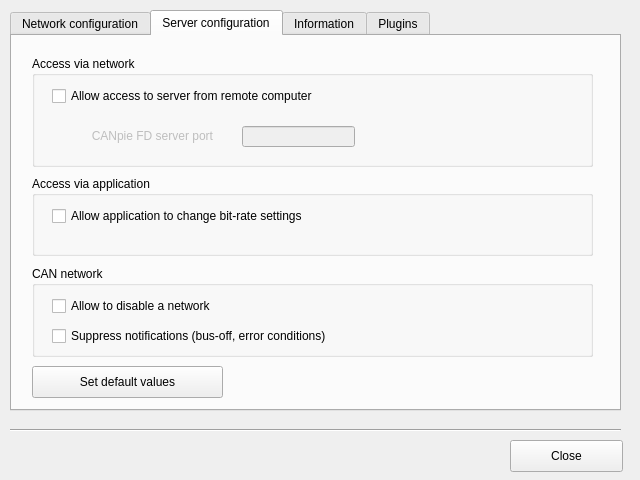
First picture: the form in source/applications/server/forms/ServerConfig.ui, repository canpie/CANpie, before the edit.
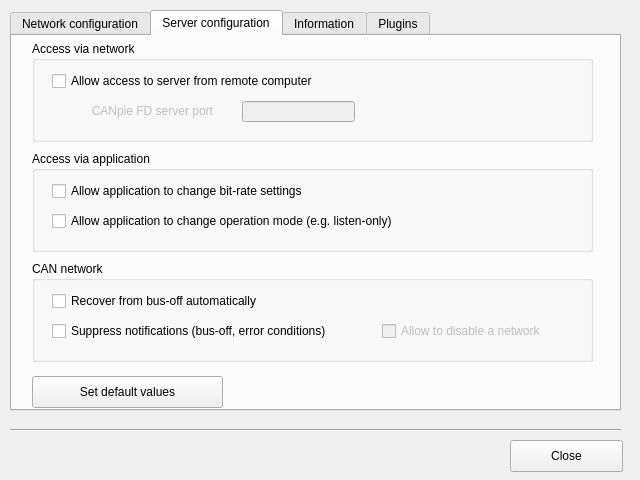
Second picture: the form after the edit. The open tabs and pages were chosen to show the change. Icons and pictures are not drawn.

What changed in the file:
```diff
--- a/source/applications/server/forms/ServerConfig.ui
+++ b/source/applications/server/forms/ServerConfig.ui
@@ -431,7 +431,7 @@
      <property name="geometry">
       <rect>
        <x>20</x>
-       <y>330</y>
+       <y>340</y>
        <width>191</width>
        <height>32</height>
       </rect>
@@ -450,9 +450,9 @@
      <property name="geometry">
       <rect>
        <x>20</x>
-       <y>20</y>
+       <y>5</y>
        <width>561</width>
-       <height>111</height>
+       <height>101</height>
       </rect>
      </property>
      <property name="title">
@@ -478,7 +478,7 @@
       <property name="geometry">
        <rect>
         <x>20</x>
-        <y>70</y>
+        <y>60</y>
         <width>161</width>
         <height>20</height>
        </rect>
@@ -497,7 +497,7 @@
       <property name="geometry">
        <rect>
         <x>210</x>
-        <y>70</y>
+        <y>60</y>
         <width>113</width>
         <height>21</height>
        </rect>
@@ -511,9 +511,9 @@
      <property name="geometry">
       <rect>
        <x>20</x>
-       <y>230</y>
+       <y>225</y>
        <width>561</width>
-       <height>91</height>
+       <height>101</height>
       </rect>
      </property>
      <property name="title">
@@ -521,13 +521,13 @@
      </property>
      <widget class="QCheckBox" name="pclChkDisableNetworkM">
       <property name="enabled">
-       <bool>true</bool>
+       <bool>false</bool>
       </property>
       <property name="geometry">
        <rect>
-        <x>20</x>
-        <y>30</y>
-        <width>481</width>
+        <x>350</x>
+        <y>60</y>
+        <width>191</width>
         <height>20</height>
        </rect>
       </property>
@@ -540,7 +540,7 @@
        <rect>
         <x>20</x>
         <y>60</y>
-        <width>481</width>
+        <width>401</width>
         <height>20</height>
        </rect>
       </property>
@@ -548,14 +548,27 @@
        <string>Suppress notifications (bus-off, error conditions)</string>
       </property>
      </widget>
+     <widget class="QCheckBox" name="pclChkBusOffRecoverM">
+      <property name="geometry">
+       <rect>
+        <x>20</x>
+        <y>30</y>
+        <width>401</width>
+        <height>20</height>
+       </rect>
+      </property>
+      <property name="text">
+       <string>Recover from bus-off automatically</string>
+      </property>
+     </widget>
     </widget>
     <widget class="QGroupBox" name="pclGrpApplicationM">
      <property name="geometry">
       <rect>
        <x>20</x>
-       <y>140</y>
+       <y>115</y>
        <width>561</width>
-       <height>80</height>
+       <height>101</height>
       </rect>
      </property>
      <property name="title">
@@ -574,6 +587,19 @@
        <string>Allow application to change bit-rate settings</string>
       </property>
      </widget>
+     <widget class="QCheckBox" name="pclChkChangeModeM">
+      <property name="geometry">
+       <rect>
+        <x>20</x>
+        <y>60</y>
+        <width>481</width>
+        <height>20</height>
+       </rect>
+      </property>
+      <property name="text">
+       <string>Allow application to change operation mode (e.g. listen-only)</string>
+      </property>
+     </widget>
     </widget>
    </widget>
    <widget class="QWidget" name="pclTabConfigInfoM">
```
